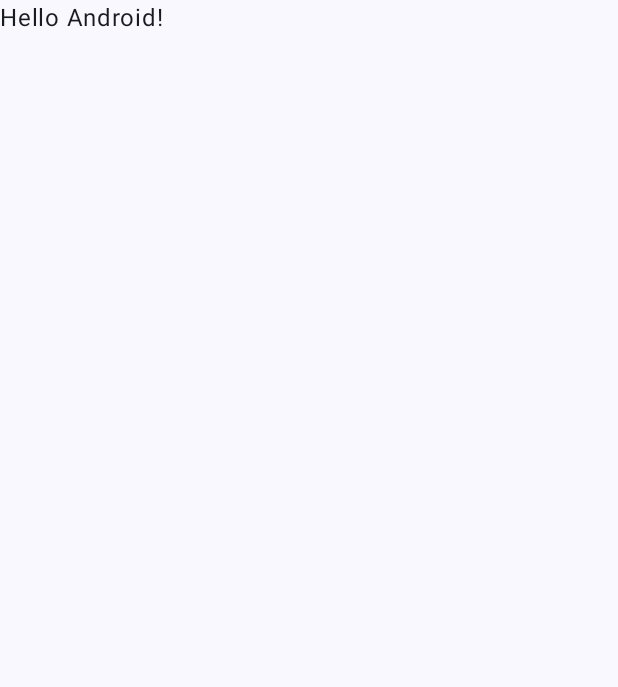
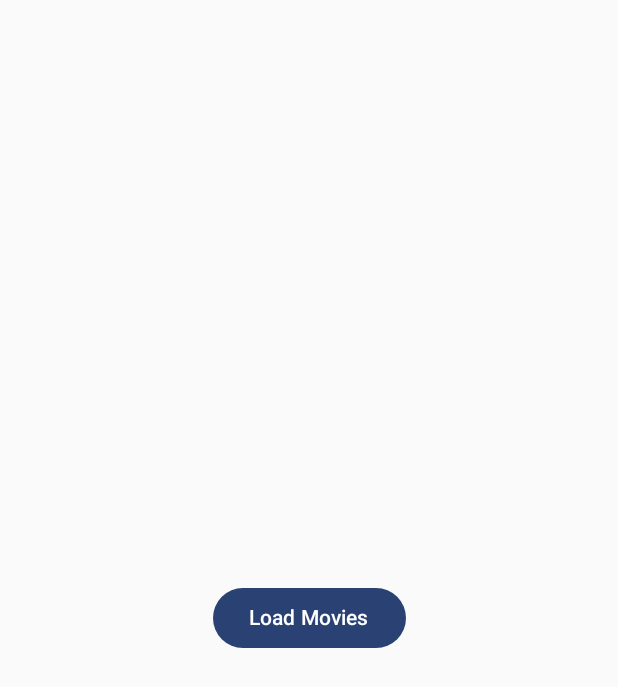
Before and after one commit to AmitAvrahami/ScreenVibe, an Android app built with Jetpack Compose: the screen it shows after launch (MainActivity), on a phone screen of 412 x 824 dp. Before the commit the part shown is almost empty. Shown: the top 687 px of the screen. Run offline under Robolectric (Android 15) with nearby library versions, the phone set to English and light mode, and no system bars; our stand-ins replace Dagger/Hilt's generated code.

Commit message:
view model work , fetch api work , start work on ui

```diff
--- a/app/src/main/AndroidManifest.xml
+++ b/app/src/main/AndroidManifest.xml
@@ -1,7 +1,7 @@
 <?xml version="1.0" encoding="utf-8"?>
 <manifest xmlns:android="http://schemas.android.com/apk/res/android"
     xmlns:tools="http://schemas.android.com/tools" >
-
+    <uses-permission android:name="android.permission.INTERNET"/>
     <application
         android:name=".ScreenVibeApp"
         android:allowBackup="true"
--- a/app/src/main/java/com/example/screenvibe/MainActivity.kt
+++ b/app/src/main/java/com/example/screenvibe/MainActivity.kt
@@ -5,31 +5,42 @@ import android.util.Log
 import androidx.activity.ComponentActivity
 import androidx.activity.compose.setContent
 import androidx.activity.enableEdgeToEdge
+import androidx.compose.foundation.layout.Column
 import androidx.compose.foundation.layout.fillMaxSize
 import androidx.compose.foundation.layout.padding
+import androidx.compose.foundation.lazy.LazyColumn
+import androidx.compose.foundation.lazy.items
+import androidx.compose.material3.Button
+import androidx.compose.material3.CircularProgressIndicator
 import androidx.compose.material3.Scaffold
 import androidx.compose.material3.Text
 import androidx.compose.runtime.Composable
+import androidx.compose.runtime.LaunchedEffect
+import androidx.compose.runtime.collectAsState
+import androidx.compose.runtime.getValue
+import androidx.compose.ui.Alignment
 import androidx.compose.ui.Modifier
+import androidx.compose.ui.graphics.Color
 import androidx.compose.ui.tooling.preview.Preview
+import androidx.hilt.navigation.compose.hiltViewModel
+import com.example.screenvibe.data.models.MovieResponse
+import com.example.screenvibe.data.models.QueryParams
+import com.example.screenvibe.ui.screens.MovieScreen
 import com.example.screenvibe.ui.theme.ScreenVibeTheme
+import dagger.hilt.android.AndroidEntryPoint
 
+@AndroidEntryPoint
 class MainActivity : ComponentActivity() {
     override fun onCreate(savedInstanceState: Bundle?) {
         super.onCreate(savedInstanceState)
         enableEdgeToEdge()
         setContent {
             ScreenVibeTheme {
-                Scaffold( modifier = Modifier.fillMaxSize() ) { innerPadding ->
-                    Greeting(
-                        name = "Android",
-                        modifier = Modifier.padding(innerPadding)
-                    )
+                    MovieScreen()
             }
         }
     }
-    }
-}
+
 
     @Composable
     fun Greeting(name: String, modifier: Modifier = Modifier) {
@@ -46,3 +57,4 @@ fun GreetingPreview() {
             Greeting("Android")
         }
     }
+}
--- a/app/src/main/java/com/example/screenvibe/data/api/TmdbApiService.kt
+++ b/app/src/main/java/com/example/screenvibe/data/api/TmdbApiService.kt
@@ -13,28 +13,28 @@ import retrofit2.http.QueryMap
 
 interface TmdbApiService {
 
-    @GET("genre/movie/list")
+    @GET("/3/genre/movie/list")
     suspend fun getGenres(@QueryMap options: Map<String, String>): GenresResponse
 
-    @GET("discover/movie")
+    @GET("/3/discover/movie")
     suspend fun getMovies(@QueryMap options: Map<String, String>): MovieResponse
 
-    @GET("search/movie")
+    @GET("/3/search/movie")
     suspend fun searchMovies(@QueryMap options: Map<String, String>): MovieResponse
 
-    @GET("movie/{movie_id}")
+    @GET("/3/movie/{movie_id}")
     suspend fun getMovieDetails(
         @Path("movie_id") movieId: Int,
         @QueryMap options: Map<String, String>
     ): MovieDetailsResponse
 
-    @GET("movie/{movie_id}/reviews")
+    @GET("/3/movie/{movie_id}/reviews")
     suspend fun getMovieReviews(
         @Path("movie_id") movieId: Int,
         @QueryMap options: Map<String, String>
     ): ReviewResponse
 
-    @GET("configuration")
+    @GET("/3/configuration")
     suspend fun getConfiguration(
         @QueryMap options: Map<String, String>
     ): ConfigurationResponse
--- a/app/src/main/java/com/example/screenvibe/data/repositories/MoviesRepository.kt
+++ b/app/src/main/java/com/example/screenvibe/data/repositories/MoviesRepository.kt
@@ -10,7 +10,6 @@ import com.example.screenvibe.data.models.QueryParams
 import jakarta.inject.Inject
 import jakarta.inject.Singleton
 
-@Singleton
 class MoviesRepository @Inject constructor(
     private val apiService: TmdbApiService
 ) {
--- /dev/null
+++ b/app/src/main/java/com/example/screenvibe/di/RepositoryModule.kt
@@ -0,0 +1,20 @@
+package com.example.screenvibe.di
+
+import com.example.screenvibe.data.api.TmdbApiService
+import com.example.screenvibe.data.repositories.MoviesRepository
+import dagger.Module
+import dagger.Provides
+import dagger.hilt.InstallIn
+import dagger.hilt.components.SingletonComponent
+import javax.inject.Singleton
+
+@Module
+@InstallIn(SingletonComponent::class)
+object RepositoryModule {
+
+    @Provides
+    @Singleton
+    fun provideMoviesRepository(apiService: TmdbApiService): MoviesRepository {
+        return MoviesRepository(apiService)
+    }
+}
--- a/app/src/main/java/com/example/screenvibe/di/RetrofitModule.kt
+++ b/app/src/main/java/com/example/screenvibe/di/RetrofitModule.kt
@@ -6,7 +6,8 @@ import dagger.Module
 import dagger.Provides
 import dagger.hilt.InstallIn
 import dagger.hilt.components.SingletonComponent
-import jakarta.inject.Singleton
+import javax.inject.Named
+import javax.inject.Singleton
 import okhttp3.Interceptor
 import okhttp3.OkHttpClient
 import okhttp3.logging.HttpLoggingInterceptor
@@ -17,17 +18,18 @@ import java.util.concurrent.TimeUnit
 @Module
 @InstallIn(SingletonComponent::class)
 object RetrofitModule {
-    //TODO: room , retrofit
 
     @Provides
-    fun provideBaseUrl() : String =  "https://api.themoviedb.org/3/"
+    @Named("base_url")
+    fun provideBaseUrl(): String = "https://api.themoviedb.org"
 
     @Provides
+    @Named("api_key")
     fun provideApiKey(): String = BuildConfig.TMDB_API_KEY
 
     @Provides
     @Singleton
-    fun provideOkHttpClient(apiKey : String) : OkHttpClient {
+    fun provideOkHttpClient(@Named("api_key") apiKey: String): OkHttpClient {
         val loggingInterceptor = HttpLoggingInterceptor().apply {
             level = HttpLoggingInterceptor.Level.BODY
         }
@@ -36,7 +38,7 @@ object RetrofitModule {
             val original = chain.request()
             val originalUrl = original.url
             val urlWithApiKey = originalUrl.newBuilder()
-                .addQueryParameter("api_key",apiKey )
+                .addQueryParameter("api_key", apiKey)
                 .build()
             val requestWithApiKey = original.newBuilder()
                 .url(urlWithApiKey)
@@ -46,7 +48,8 @@ object RetrofitModule {
         }
 
         return OkHttpClient.Builder()
-            .addInterceptor(loggingInterceptor)
+            .addInterceptor(apiKeyInterceptor) // ✅ הוספת ה- API Key Interceptor
+            .addInterceptor(loggingInterceptor) // ✅ הוספת Logging Interceptor
             .connectTimeout(30, TimeUnit.SECONDS)
             .readTimeout(30, TimeUnit.SECONDS)
             .writeTimeout(30, TimeUnit.SECONDS)
@@ -55,13 +58,17 @@ object RetrofitModule {
 
     @Provides
     @Singleton
-    fun provideRetrofit(baseUrl : String, okHttpClient : OkHttpClient) : Retrofit = Retrofit.Builder().baseUrl(baseUrl).client(okHttpClient).addConverterFactory(
-        GsonConverterFactory.create()).build()
+    fun provideRetrofit(@Named("base_url") baseUrl: String, okHttpClient: OkHttpClient): Retrofit {
+        return Retrofit.Builder()
+            .baseUrl(baseUrl)
+            .client(okHttpClient)
+            .addConverterFactory(GsonConverterFactory.create())
+            .build()
+    }
 
     @Provides
     @Singleton
-    fun provideApiService(retrofit : Retrofit) : TmdbApiService = retrofit.create(TmdbApiService::class.java)
-
-
-
+    fun provideApiService(retrofit: Retrofit): TmdbApiService {
+        return retrofit.create(TmdbApiService::class.java)
     }
+}
--- /dev/null
+++ b/app/src/main/java/com/example/screenvibe/ui/screens/MoviesScreen.kt
@@ -0,0 +1,51 @@
+package com.example.screenvibe.ui.screens
+
+import androidx.compose.foundation.layout.Arrangement
+import androidx.compose.foundation.layout.Column
+import androidx.compose.foundation.layout.fillMaxSize
+import androidx.compose.foundation.layout.padding
+import androidx.compose.foundation.lazy.LazyColumn
+import androidx.compose.foundation.lazy.items
+import androidx.compose.material3.Button
+import androidx.compose.material3.CircularProgressIndicator
+import androidx.compose.material3.Text
+import androidx.compose.runtime.Composable
+import androidx.compose.runtime.collectAsState
+import androidx.compose.runtime.getValue
+import androidx.compose.ui.Alignment
+import androidx.compose.ui.Modifier
+import androidx.compose.ui.graphics.Color
+import androidx.compose.ui.unit.dp
+import androidx.hilt.navigation.compose.hiltViewModel
+import com.example.screenvibe.viewmodel.MoviesViewModel
+
+@Composable
+fun MovieScreen(viewModel: MoviesViewModel = hiltViewModel(), modifier: Modifier = Modifier) {
+    val movies by viewModel.movies.collectAsState()
+    val isLoading by viewModel.isLoading.collectAsState()
+    val errorMessage by viewModel.errorMessage.collectAsState()
+
+    Column(
+        modifier = Modifier.fillMaxSize(),
+        horizontalAlignment = Alignment.CenterHorizontally,
+        verticalArrangement = Arrangement.Center) {
+
+        if (isLoading) {
+            CircularProgressIndicator(modifier = Modifier.padding(16.dp))
+        }
+
+        errorMessage?.let {
+            Text(text = "Error: $it", color = Color.Red, modifier = Modifier.padding(8.dp))
+        }
+
+        Button(onClick = { viewModel.discoverMovies() }) {
+            Text("Load Movies")
+        }
+
+        LazyColumn {
+            items(movies) { movie ->
+                Text(text = movie.title, modifier = Modifier.padding(8.dp))
+            }
+        }
+    }
+}
--- /dev/null
+++ b/app/src/main/java/com/example/screenvibe/ui/viewmodel/MoviesViewModel.kt
@@ -0,0 +1,94 @@
+package com.example.screenvibe.viewmodel
+
+import ConfigurationResponse
+import Movie
+import MovieDetailsResponse
+import Review
+import androidx.lifecycle.ViewModel
+import androidx.lifecycle.viewModelScope
+import com.example.screenvibe.data.models.*
+import com.example.screenvibe.data.repositories.MoviesRepository
+import com.example.screenvibe.utils.TmdbErrorHandler
+import dagger.hilt.android.lifecycle.HiltViewModel
+import kotlinx.coroutines.flow.*
+import kotlinx.coroutines.launch
+import retrofit2.HttpException
+import javax.inject.Inject
+
+@HiltViewModel
+class MoviesViewModel @Inject constructor(
+    private val repository: MoviesRepository
+) : ViewModel() {
+
+    private val _movies = MutableStateFlow<List<Movie>>(emptyList())
+    val movies: StateFlow<List<Movie>> = _movies.asStateFlow()
+
+    private val _movieDetails = MutableStateFlow<MovieDetailsResponse?>(null)
+    val movieDetails: StateFlow<MovieDetailsResponse?> = _movieDetails.asStateFlow()
+
+    private val _movieReviews = MutableStateFlow<List<Review>>(emptyList())
+    val movieReviews: StateFlow<List<Review>> = _movieReviews.asStateFlow()
+
+    private val _genres = MutableStateFlow<List<Genre>>(emptyList())
+    val genres: StateFlow<List<Genre>> = _genres.asStateFlow()
+
+    private val _configuration = MutableStateFlow<ConfigurationResponse?>(null)
+    val configuration: StateFlow<ConfigurationResponse?> = _configuration.asStateFlow()
+
+    private val _isLoading = MutableStateFlow(false)
+    val isLoading: StateFlow<Boolean> = _isLoading.asStateFlow()
+
+    private val _errorMessage = MutableStateFlow<String?>(null)
+    val errorMessage: StateFlow<String?> = _errorMessage.asStateFlow()
+
+    private fun <T> handleApiCall(
+        apiCall: suspend () -> Result<T>,
+        onSuccess: (T) -> Unit
+    ) {
+        viewModelScope.launch {
+            _isLoading.value = true
+            _errorMessage.value = null
+
+            apiCall()
+                .onSuccess {
+                    _isLoading.value = false
+                    onSuccess(it)
+                }
+                .onFailure { throwable ->
+                    _isLoading.value = false
+                    _errorMessage.value = when (throwable) {
+                        is HttpException -> TmdbErrorHandler.getErrorMessage(throwable.code())
+                        else -> throwable.localizedMessage ?: "Unknown error occurred."
+                    }
+                }
+        }
+    }
+
+    fun discoverMovies(params: QueryParams.DiscoverMovie = QueryParams.DiscoverMovie()) {
+        handleApiCall({ repository.getMoviesByParams(params) }) { _movies.value = it.results }
+    }
+
+    fun searchMovies(query: String) {
+        val params = QueryParams.SearchMovie(query = query, page = 1)
+        handleApiCall({ repository.searchMovies(params) }) { _movies.value = it.results }
+    }
+
+    fun getMovieDetails(movieId: Int) {
+        val params = QueryParams.MovieDetails(appendToResponse = "videos,credits")
+        handleApiCall({ repository.getMovieDetails(movieId, params) }) { _movieDetails.value = it }
+    }
+
+    fun getMovieReviews(movieId: Int) {
+        val params = QueryParams.MovieReviews(page = 1)
+        handleApiCall({ repository.getMovieReviews(movieId, params) }) { _movieReviews.value = it.reviews }
+    }
+
+    fun getGenres() {
+        val params = QueryParams.Genres()
+        handleApiCall({ repository.getGenres(params) }) { _genres.value = it.genres }
+    }
+
+    fun getConfiguration() {
+        handleApiCall({ repository.getConfiguration() }) { _configuration.value = it }
+    }
+}
```
Also changed, not shown: app/src/main/java/com/example/screenvibe/utils/TmdbErrorHandler.kt (added, +36 -0 lines). Lines whose indentation alone changed are shown as unchanged.
